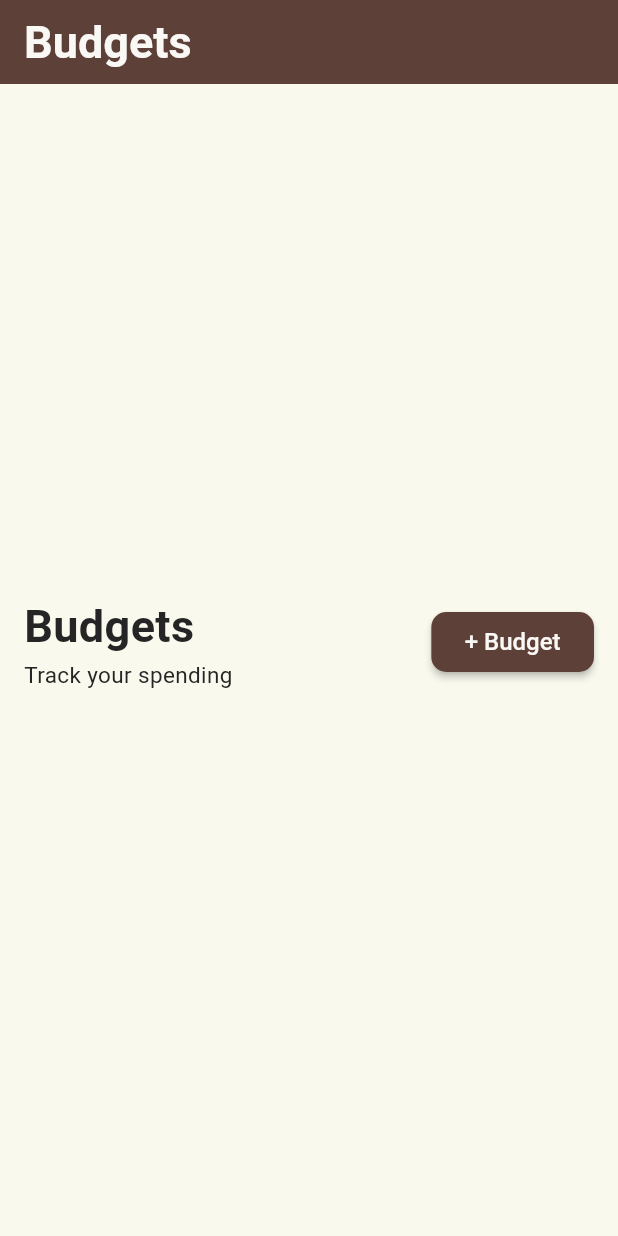
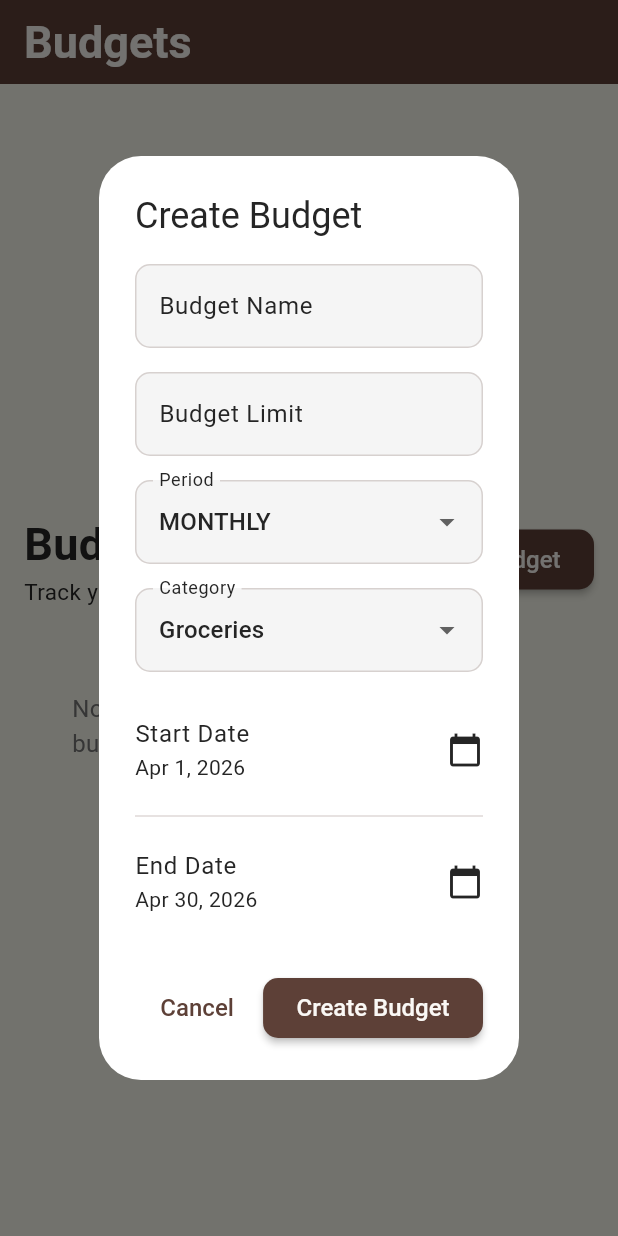
Before and after one commit to Emanuel6424/Budget_Pal, a Flutter app: the BudgetListPage screen opened directly, after a tap on "+ Budget", on a phone screen of 412 x 824 dp. Run offline on Flutter 3.47's test engine with Material 3 defaults, Android fonts, the phone set to English and light mode, and no system bars; accounts and stored records are empty.

Commit message:
Fix: Implemented fix to add dialog widgets (Account, Transaction, Budget)

```diff
--- a/mobile_client/lib/pages/budget_list.dart
+++ b/mobile_client/lib/pages/budget_list.dart
@@ -1,4 +1,7 @@
+// pages/budgets_list.dart
 import 'package:budget_pal/providers/user_provider.dart';
+import 'package:budget_pal/util/https_methods.dart';
+import 'package:budget_pal/widgets/budgets/add_budget_dialog.dart'; // Add this import
 import 'package:budget_pal/widgets/budgets/budget_widget.dart';
 import 'package:flutter/material.dart';
 import 'package:provider/provider.dart';
@@ -14,7 +17,7 @@ class _BudgetListPageState extends State<BudgetListPage> {
   @override
   Widget build(BuildContext context) {
     return Consumer<UserProvider>(
-      builder: (contect, userProvider, child) {
+      builder: (context, userProvider, child) {
         final user = userProvider.user;
         if (user == null) {
           return Scaffold(
@@ -66,13 +69,89 @@ class _BudgetListPageState extends State<BudgetListPage> {
                           ],
                         ),
                         ElevatedButton(
-                          onPressed: () {},
+                          onPressed: () {
+                            showDialog(
+                              context: context,
+                              builder: (BuildContext context) {
+                                return AddBudgetDialog(
+                                  onAdd:
+                                      (
+                                        name,
+                                        limitAmount,
+                                        period,
+                                        startDate,
+                                        endDate,
+                                        categoryId,
+                                      ) async {
+                                        try {
+                                          // Call API to create budget
+                                          await HttpsMethods().createBudget(
+                                            user.id,
+                                            name,
+                                            limitAmount,
+                                            period,
+                                            startDate,
+                                            endDate,
+                                            categoryId,
+                                          );
+
+                                          // Refresh user data
+                                          final updatedUser =
+                                              await HttpsMethods()
+                                                  .getUserByEmail(user.email);
+
+                                          if (updatedUser != null) {
+                                            Provider.of<UserProvider>(
+                                              context,
+                                              listen: false,
+                                            ).setUser(updatedUser);
+
+                                            ScaffoldMessenger.of(
+                                              context,
+                                            ).showSnackBar(
+                                              SnackBar(
+                                                content: Text(
+                                                  'Budget created successfully!',
+                                                ),
+                                              ),
+                                            );
+                                          }
+                                        } catch (e) {
+                                          ScaffoldMessenger.of(
+                                            context,
+                                          ).showSnackBar(
+                                            SnackBar(
+                                              content: Text(
+                                                'Failed to create budget: $e',
+                                              ),
+                                            ),
+                                          );
+                                        }
+                                      },
+                                );
+                              },
+                            );
+                          },
                           child: Text("+ Budget"),
                         ),
                       ],
                     ),
                     SizedBox(height: 24),
 
+                    if (user.budgets.isEmpty)
+                      Center(
+                        child: Padding(
+                          padding: EdgeInsets.all(32.0),
+                          child: Text(
+                            'No budgets found. Create your first budget!',
+                            style: TextStyle(
+                              fontSize: 16,
+                              color: Colors.grey[600],
+                            ),
+                          ),
+                        ),
+                      )
+                    else
                       ...user.budgets
                           .map(
                             (budget) => BudgetWidget(
@@ -80,7 +159,7 @@ class _BudgetListPageState extends State<BudgetListPage> {
                               name: budget.name,
                               limitAmount: budget.limitAmount,
                               period: budget.period,
-                            categoryId: budget.categoryId, // Add this
+                              categoryId: budget.categoryId,
                             ),
                           )
                           .toList(),
--- a/mobile_client/lib/util/endpoints.dart
+++ b/mobile_client/lib/util/endpoints.dart
@@ -46,4 +46,9 @@ class Endpoints {
   static String getRecentTransactionsUrl(int userId) {
     return '${getBaseUrl()}/transaction/recent/$userId';
   }
+
+  // In util/endpoints.dart
+  static String createBudgetUrl() {
+    return '${getBaseUrl()}/budget/new';
+  }
 }
--- /dev/null
+++ b/mobile_client/lib/widgets/budgets/add_budget_dialog.dart
@@ -0,0 +1,264 @@
+// widgets/budgets/add_budget_dialog.dart
+import 'package:flutter/material.dart';
+import 'package:intl/intl.dart';
+
+class AddBudgetDialog extends StatefulWidget {
+  final Future<void> Function(
+    String name,
+    double limitAmount,
+    String period,
+    DateTime startDate,
+    DateTime endDate,
+    int categoryId,
+  )
+  onAdd;
+
+  const AddBudgetDialog({super.key, required this.onAdd});
+
+  @override
+  State<AddBudgetDialog> createState() => _AddBudgetDialogState();
+}
+
+class _AddBudgetDialogState extends State<AddBudgetDialog> {
+  final _formKey = GlobalKey<FormState>();
+
+  final TextEditingController _nameController = TextEditingController();
+  final TextEditingController _limitAmountController = TextEditingController();
+
+  DateTime _selectedStartDate = DateTime.now().copyWith(
+    day: 1,
+  ); // First day of current month
+  DateTime _selectedEndDate = DateTime(
+    DateTime.now().year,
+    DateTime.now().month + 1,
+    0,
+  ); // Last day of current month
+
+  String _selectedPeriod = 'MONTHLY';
+  int _selectedCategoryId = 1;
+
+  final List<String> _budgetPeriods = ['WEEKLY', 'MONTHLY', 'YEARLY'];
+
+  final Map<int, String> _categories = CategoryHelper.categoryNames;
+
+  @override
+  void dispose() {
+    _nameController.dispose();
+    _limitAmountController.dispose();
+    super.dispose();
+  }
+
+  Future<void> _selectStartDate(BuildContext context) async {
+    final DateTime? picked = await showDatePicker(
+      context: context,
+      initialDate: _selectedStartDate,
+      firstDate: DateTime(2020),
+      lastDate: DateTime(2030),
+    );
+    if (picked != null && picked != _selectedStartDate) {
+      setState(() {
+        _selectedStartDate = picked;
+        // Auto-adjust end date based on period
+        _adjustEndDate();
+      });
+    }
+  }
+
+  Future<void> _selectEndDate(BuildContext context) async {
+    final DateTime? picked = await showDatePicker(
+      context: context,
+      initialDate: _selectedEndDate,
+      firstDate: _selectedStartDate,
+      lastDate: DateTime(2030),
+    );
+    if (picked != null && picked != _selectedEndDate) {
+      setState(() {
+        _selectedEndDate = picked;
+      });
+    }
+  }
+
+  void _adjustEndDate() {
+    switch (_selectedPeriod) {
+      case 'WEEKLY':
+        _selectedEndDate = _selectedStartDate.add(Duration(days: 6));
+        break;
+      case 'MONTHLY':
+        _selectedEndDate = DateTime(
+          _selectedStartDate.year,
+          _selectedStartDate.month + 1,
+          0,
+        );
+        break;
+      case 'YEARLY':
+        _selectedEndDate = DateTime(_selectedStartDate.year, 12, 31);
+        break;
+    }
+  }
+
+  Future<void> _handleSubmit() async {
+    if (_formKey.currentState!.validate()) {
+      final double limitAmount =
+          double.tryParse(_limitAmountController.text) ?? 0.0;
+
+      await widget.onAdd(
+        _nameController.text,
+        limitAmount,
+        _selectedPeriod,
+        _selectedStartDate,
+        _selectedEndDate,
+        _selectedCategoryId,
+      );
+
+      if (context.mounted) {
+        Navigator.of(context).pop();
+      }
+    }
+  }
+
+  @override
+  Widget build(BuildContext context) {
+    return AlertDialog(
+      title: Text('Create Budget'),
+      content: Form(
+        key: _formKey,
+        child: SingleChildScrollView(
+          child: Column(
+            mainAxisSize: MainAxisSize.min,
+            children: [
+              // Budget Name Field
+              TextFormField(
+                controller: _nameController,
+                decoration: InputDecoration(
+                  labelText: 'Budget Name',
+                  hintText: 'e.g., Monthly Groceries',
+                  border: OutlineInputBorder(),
+                ),
+                validator: (value) {
+                  if (value == null || value.isEmpty) {
+                    return 'Please enter a budget name';
+                  }
+                  return null;
+                },
+              ),
+              SizedBox(height: 16),
+
+              // Limit Amount Field
+              TextFormField(
+                controller: _limitAmountController,
+                decoration: InputDecoration(
+                  labelText: 'Budget Limit',
+                  border: OutlineInputBorder(),
+                  prefixText: '\$',
+                ),
+                keyboardType: TextInputType.numberWithOptions(decimal: true),
+                validator: (value) {
+                  if (value == null || value.isEmpty) {
+                    return 'Please enter a limit amount';
+                  }
+                  if (double.tryParse(value) == null) {
+                    return 'Please enter a valid number';
+                  }
+                  return null;
+                },
+              ),
+              SizedBox(height: 16),
+
+              // Period Dropdown
+              DropdownButtonFormField<String>(
+                value: _selectedPeriod,
+                decoration: InputDecoration(
+                  labelText: 'Period',
+                  border: OutlineInputBorder(),
+                ),
+                items: _budgetPeriods.map((String period) {
+                  return DropdownMenuItem<String>(
+                    value: period,
+                    child: Text(period),
+                  );
+                }).toList(),
+                onChanged: (String? newValue) {
+                  if (newValue != null) {
+                    setState(() {
+                      _selectedPeriod = newValue;
+                      _adjustEndDate();
+                    });
+                  }
+                },
+              ),
+              SizedBox(height: 16),
+
+              // Category Dropdown
+              DropdownButtonFormField<int>(
+                value: _selectedCategoryId,
+                decoration: InputDecoration(
+                  labelText: 'Category',
+                  border: OutlineInputBorder(),
+                ),
+                items: _categories.entries.map((entry) {
+                  return DropdownMenuItem<int>(
+                    value: entry.key,
+                    child: Text(entry.value),
+                  );
+                }).toList(),
+                onChanged: (int? newValue) {
+                  if (newValue != null) {
+                    setState(() {
+                      _selectedCategoryId = newValue;
+                    });
+                  }
+                },
+              ),
+              SizedBox(height: 16),
+
+              // Start Date Picker
+              ListTile(
+                contentPadding: EdgeInsets.zero,
+                title: Text('Start Date'),
+                subtitle: Text(DateFormat.yMMMd().format(_selectedStartDate)),
+                trailing: Icon(Icons.calendar_today),
+                onTap: () => _selectStartDate(context),
+              ),
+              Divider(),
+
+              // End Date Picker
+              ListTile(
+                contentPadding: EdgeInsets.zero,
+                title: Text('End Date'),
+                subtitle: Text(DateFormat.yMMMd().format(_selectedEndDate)),
+                trailing: Icon(Icons.calendar_today),
+                onTap: () => _selectEndDate(context),
+              ),
+            ],
+          ),
+        ),
+      ),
+      actions: [
+        TextButton(
+          onPressed: () => Navigator.of(context).pop(),
+          child: Text('Cancel'),
+        ),
+        ElevatedButton(onPressed: _handleSubmit, child: Text('Create Budget')),
+      ],
+    );
+  }
+}
+
+class CategoryHelper {
+  static const Map<int, String> categoryNames = {
+    1: 'Groceries',
+    2: 'Dining',
+    3: 'Transportation',
+    4: 'Entertainment',
+    5: 'Utilities',
+    6: 'Healthcare',
+    7: 'Shopping',
+    8: 'Housing',
+    9: 'Income',
+    10: 'Other',
+  };
+
+  static String getCategoryName(int id) {
+    return categoryNames[id] ?? 'Unknown';
+  }
+}
```
Also changed, not shown: mobile_client/lib/util/https_methods.dart (+35 -0 lines), mobile_client/lib/widgets/accounts/add_account_dialog.dart (+11 -5 lines), mobile_client/lib/widgets/transactions/add_transaction_dialog.dart (+6 -4 lines). Lines whose indentation alone changed are shown as unchanged.
